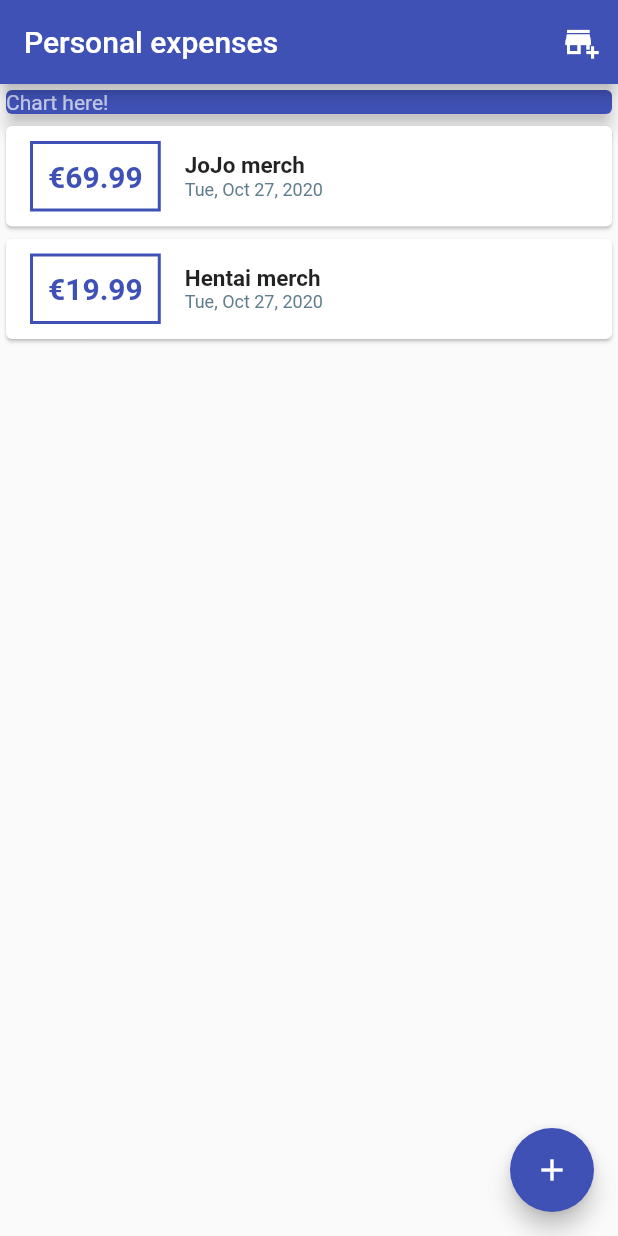
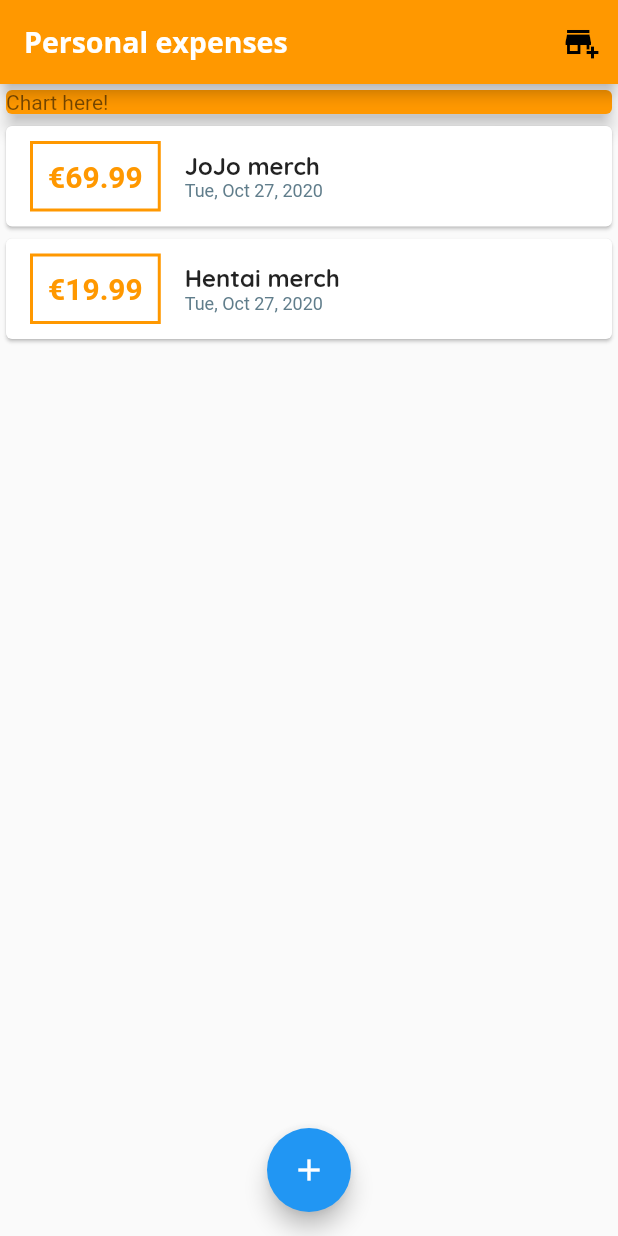
Before and after one commit to Labychu/personal-expenses, a Flutter app: the screen it shows after launch, on a phone screen of 412 x 824 dp. Run offline on Flutter 3.47's test engine with Material 2 defaults, Android fonts, the phone set to English and light mode, and no system bars.

Commit message:
Add custom color and font

```diff
--- a/lib/main.dart
+++ b/lib/main.dart
@@ -14,8 +14,27 @@ class MyApp extends StatelessWidget {
     return MaterialApp(
       title: 'Personal Expenses',
       theme: ThemeData(
-        primarySwatch: Colors.indigo ,
+        primarySwatch: Colors.orange,
+        accentColor: Colors.deepPurpleAccent,
         visualDensity: VisualDensity.adaptivePlatformDensity,
+        fontFamily: 'Quicksand',
+        textTheme: ThemeData.light().textTheme.copyWith(
+            headline6: TextStyle(
+                fontFamily: 'Quicksand',
+                fontWeight: FontWeight.bold,
+                fontSize: 16)),
+        appBarTheme: AppBarTheme(
+          textTheme: ThemeData.light().textTheme.copyWith(
+                  headline6: TextStyle(
+                fontFamily: 'OpenSans',
+                fontSize: 19,
+                fontWeight: FontWeight.bold,
+              )),
+        ),
+        floatingActionButtonTheme: FloatingActionButtonThemeData(
+					foregroundColor: Colors.white,
+					backgroundColor: Theme.of(context).appBarTheme.color,
+				),
       ),
       home: MyHomePage(),
     );
@@ -73,6 +92,7 @@ class _MyHomePageState extends State<MyHomePage> {
           )
         ],
       ),
+      floatingActionButtonLocation: FloatingActionButtonLocation.centerFloat,
       floatingActionButton: FloatingActionButton(
         child: Icon(Icons.add),
         onPressed: () => _startAddingNewTransaction(context),
--- a/lib/widgets/transaction_list.dart
+++ b/lib/widgets/transaction_list.dart
@@ -42,10 +42,7 @@ class TransactionList extends StatelessWidget {
                   children: <Widget>[
                     Text(
                       _transactions[index].title,
-                      style: TextStyle(
-                        fontSize: 15,
-                        fontWeight: FontWeight.bold,
-                      ),
+                      style: Theme.of(context).textTheme.headline6,
                     ),
                     Text(
                       DateFormat.yMMMEd().format(_transactions[index].date),
```
Also changed, not shown: pubspec.yaml (+14 -6 lines), assets/fonts/Monoton-Regular.ttf (added), assets/fonts/OpenSans-Bold.ttf (added), assets/fonts/OpenSans-Regular.ttf (added), assets/fonts/Quicksand-Bold.ttf (added), assets/fonts/Quicksand-Light.ttf (added), assets/fonts/Quicksand-Medium.ttf (added), assets/fonts/Quicksand-Regular.ttf (added), assets/fonts/SansitaSwashed-Regular.ttf (added), 1 other file.
